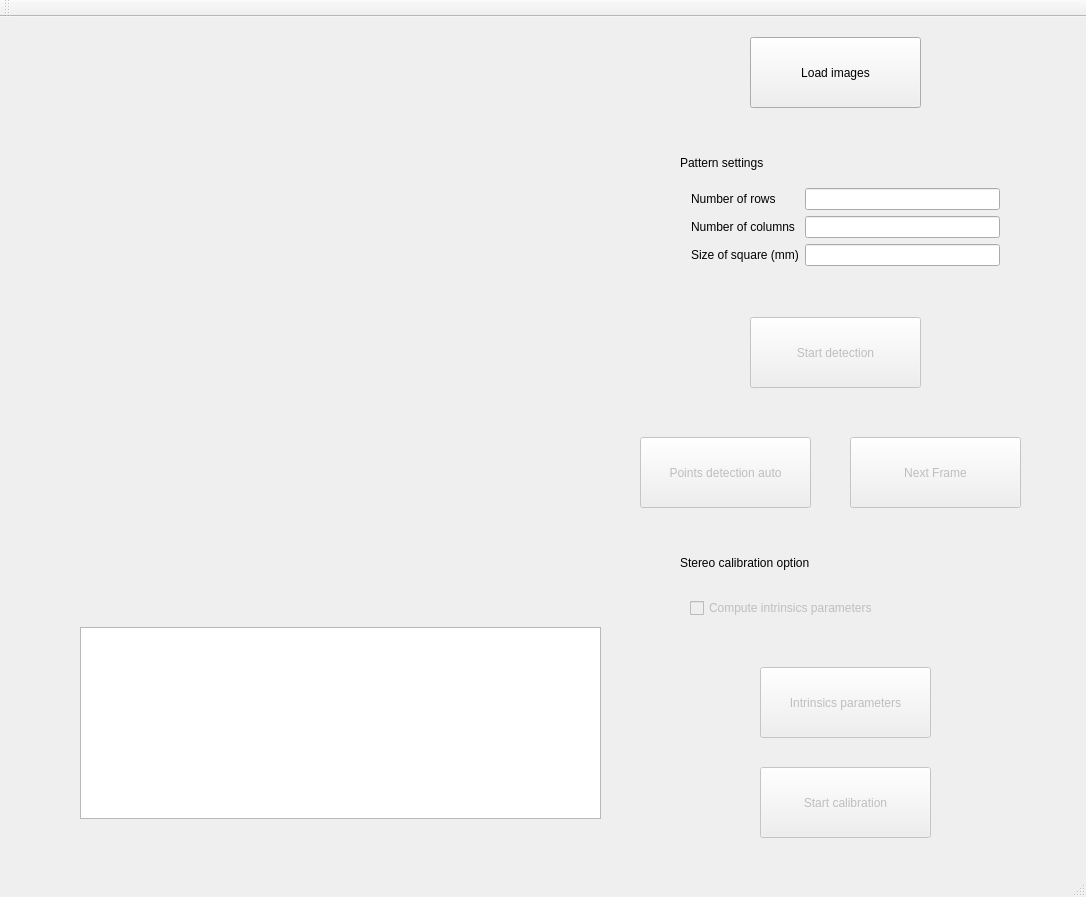
Above: StereoCalibration/stereocalibration.ui from shadimsaleh/StereoCalibration before the change. Below: the same form after it.
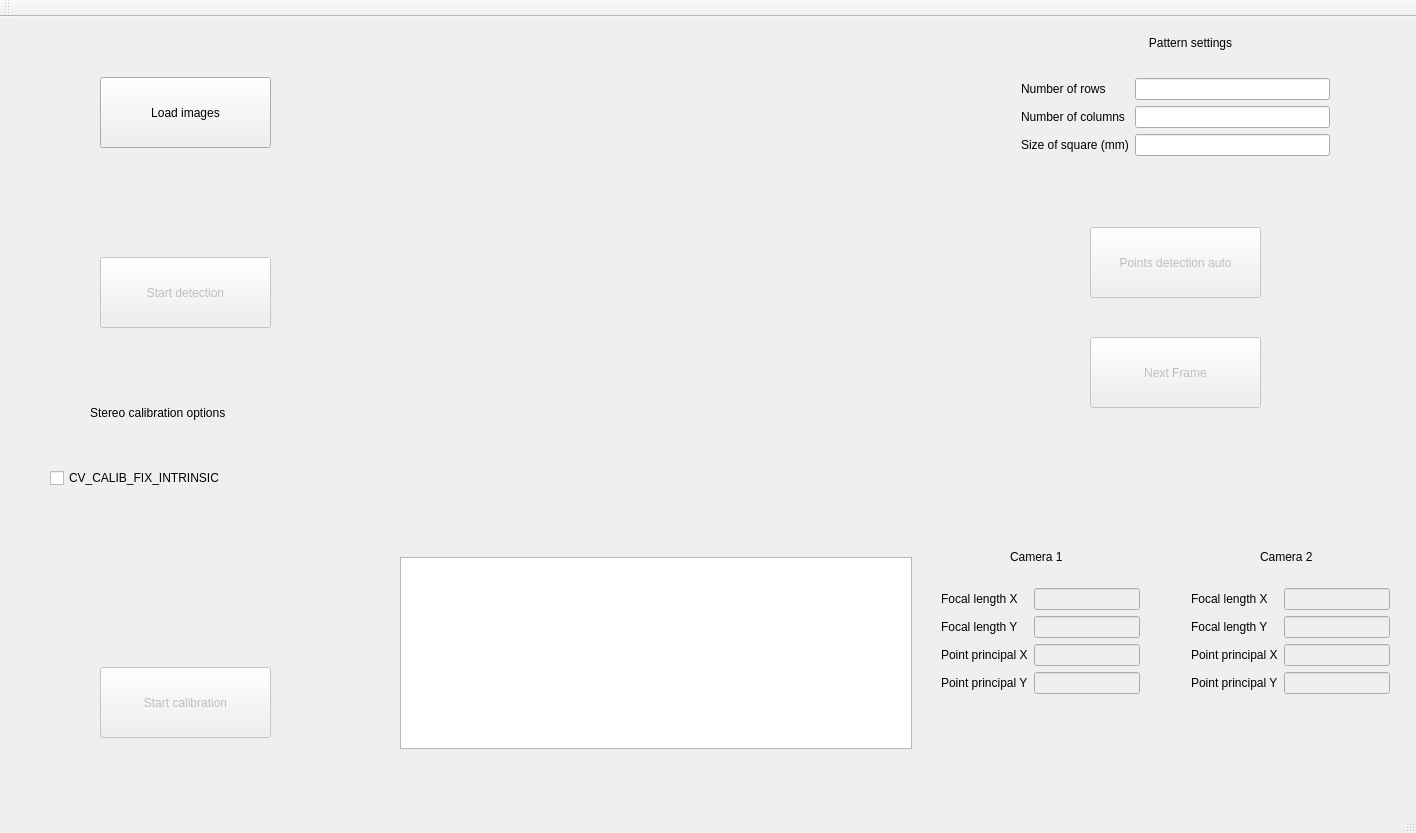
That is the form after the change.

Commit message:
Stéréo calibration faite
Mise en place de la stéréo calibration et des principaux boutons de l'UI

What changed in the file:
```diff
--- a/StereoCalibration/stereocalibration.ui
+++ b/StereoCalibration/stereocalibration.ui
@@ -6,8 +6,8 @@
    <rect>
     <x>0</x>
     <y>0</y>
-    <width>1086</width>
-    <height>897</height>
+    <width>1416</width>
+    <height>833</height>
    </rect>
   </property>
   <property name="windowTitle">
@@ -17,7 +17,7 @@
    <widget class="QLabel" name="displayLabel">
     <property name="geometry">
      <rect>
-      <x>80</x>
+      <x>400</x>
       <y>70</y>
       <width>512</width>
       <height>424</height>
@@ -36,8 +36,8 @@
     </property>
     <property name="geometry">
      <rect>
-      <x>850</x>
-      <y>420</y>
+      <x>1090</x>
+      <y>320</y>
       <width>171</width>
       <height>71</height>
      </rect>
@@ -49,9 +49,9 @@
    <widget class="QTextBrowser" name="textBrowserLog">
     <property name="geometry">
      <rect>
-      <x>80</x>
-      <y>610</y>
-      <width>521</width>
+      <x>400</x>
+      <y>540</y>
+      <width>512</width>
       <height>192</height>
      </rect>
     </property>
@@ -59,20 +59,20 @@
    <widget class="QWidget" name="formLayoutWidget">
     <property name="geometry">
      <rect>
-      <x>679</x>
-      <y>570</y>
+      <x>39</x>
+      <y>440</y>
       <width>334</width>
-      <height>81</height>
+      <height>141</height>
      </rect>
     </property>
     <layout class="QFormLayout" name="formLayout">
      <item row="0" column="0">
       <widget class="QCheckBox" name="checkBoxComputeIntrinsicsParameters">
        <property name="enabled">
-        <bool>false</bool>
+        <bool>true</bool>
        </property>
        <property name="text">
-        <string>Compute intrinsics parameters</string>
+        <string>CV_CALIB_FIX_INTRINSIC </string>
        </property>
       </widget>
      </item>
@@ -81,21 +81,21 @@
    <widget class="QLabel" name="label">
     <property name="geometry">
      <rect>
-      <x>680</x>
-      <y>530</y>
+      <x>90</x>
+      <y>380</y>
       <width>201</width>
       <height>31</height>
      </rect>
     </property>
     <property name="text">
-     <string>Stereo calibration option</string>
+     <string>Stereo calibration options</string>
     </property>
    </widget>
    <widget class="QPushButton" name="pushButtonLoadImages">
     <property name="geometry">
      <rect>
-      <x>750</x>
-      <y>20</y>
+      <x>100</x>
+      <y>60</y>
       <width>171</width>
       <height>71</height>
      </rect>
@@ -110,8 +110,8 @@
     </property>
     <property name="geometry">
      <rect>
-      <x>760</x>
-      <y>750</y>
+      <x>100</x>
+      <y>650</y>
       <width>171</width>
       <height>71</height>
      </rect>
@@ -123,8 +123,8 @@
    <widget class="QWidget" name="formLayoutWidget_2">
     <property name="geometry">
      <rect>
-      <x>680</x>
-      <y>160</y>
+      <x>1010</x>
+      <y>50</y>
       <width>331</width>
       <height>101</height>
      </rect>
@@ -177,8 +177,8 @@
    <widget class="QLabel" name="label_2">
     <property name="geometry">
      <rect>
-      <x>680</x>
-      <y>130</y>
+      <x>1090</x>
+      <y>10</y>
       <width>201</width>
       <height>31</height>
      </rect>
@@ -186,6 +186,9 @@
     <property name="text">
      <string>Pattern settings</string>
     </property>
+    <property name="alignment">
+     <set>Qt::AlignCenter</set>
+    </property>
    </widget>
    <widget class="QPushButton" name="pushButtonPointsDetection">
     <property name="enabled">
@@ -193,8 +196,8 @@
     </property>
     <property name="geometry">
      <rect>
-      <x>640</x>
-      <y>420</y>
+      <x>1090</x>
+      <y>210</y>
       <width>171</width>
       <height>71</height>
      </rect>
@@ -203,30 +206,14 @@
      <string>Points detection auto</string>
     </property>
    </widget>
-   <widget class="QPushButton" name="pushButtonIntrinsicsParameters">
-    <property name="enabled">
-     <bool>false</bool>
-    </property>
-    <property name="geometry">
-     <rect>
-      <x>760</x>
-      <y>650</y>
-      <width>171</width>
-      <height>71</height>
-     </rect>
-    </property>
-    <property name="text">
-     <string>Intrinsics parameters</string>
-    </property>
-   </widget>
    <widget class="QPushButton" name="pushButtonStartDetection">
     <property name="enabled">
      <bool>false</bool>
     </property>
     <property name="geometry">
      <rect>
-      <x>750</x>
-      <y>300</y>
+      <x>100</x>
+      <y>240</y>
       <width>171</width>
       <height>71</height>
      </rect>
@@ -235,6 +222,168 @@
      <string>Start detection</string>
     </property>
    </widget>
+   <widget class="QWidget" name="formLayoutWidget_3">
+    <property name="geometry">
+     <rect>
+      <x>930</x>
+      <y>560</y>
+      <width>221</width>
+      <height>141</height>
+     </rect>
+    </property>
+    <layout class="QFormLayout" name="formLayout_2">
+     <item row="0" column="0">
+      <widget class="QLabel" name="focalLengthXLabel">
+       <property name="text">
+        <string>Focal length X</string>
+       </property>
+      </widget>
+     </item>
+     <item row="0" column="1">
+      <widget class="QLineEdit" name="focalLengthXLineEdit">
+       <property name="enabled">
+        <bool>false</bool>
+       </property>
+      </widget>
+     </item>
+     <item row="1" column="0">
+      <widget class="QLabel" name="focalLengthYLabel">
+       <property name="text">
+        <string>Focal length Y</string>
+       </property>
+      </widget>
+     </item>
+     <item row="1" column="1">
+      <widget class="QLineEdit" name="focalLengthYLineEdit">
+       <property name="enabled">
+        <bool>false</bool>
+       </property>
+      </widget>
+     </item>
+     <item row="2" column="0">
+      <widget class="QLabel" name="pointPrincipalXLabel">
+       <property name="text">
+        <string>Point principal X</string>
+       </property>
+      </widget>
+     </item>
+     <item row="2" column="1">
+      <widget class="QLineEdit" name="pointPrincipalXLineEdit">
+       <property name="enabled">
+        <bool>false</bool>
+       </property>
+      </widget>
+     </item>
+     <item row="3" column="0">
+      <widget class="QLabel" name="pointPrincipalYLabel">
+       <property name="text">
+        <string>Point principal Y</string>
+       </property>
+      </widget>
+     </item>
+     <item row="3" column="1">
+      <widget class="QLineEdit" name="pointPrincipalYLineEdit">
+       <property name="enabled">
+        <bool>false</bool>
+       </property>
+      </widget>
+     </item>
+    </layout>
+   </widget>
+   <widget class="QWidget" name="formLayoutWidget_4">
+    <property name="geometry">
+     <rect>
+      <x>1180</x>
+      <y>560</y>
+      <width>221</width>
+      <height>141</height>
+     </rect>
+    </property>
+    <layout class="QFormLayout" name="formLayout_4">
+     <item row="0" column="0">
+      <widget class="QLabel" name="focalLengthXLabel_2">
+       <property name="text">
+        <string>Focal length X</string>
+       </property>
+      </widget>
+     </item>
+     <item row="0" column="1">
+      <widget class="QLineEdit" name="focalLengthXLineEdit_2">
+       <property name="enabled">
+        <bool>false</bool>
+       </property>
+      </widget>
+     </item>
+     <item row="1" column="0">
+      <widget class="QLabel" name="focalLengthYLabel_2">
+       <property name="text">
+        <string>Focal length Y</string>
+       </property>
+      </widget>
+     </item>
+     <item row="1" column="1">
+      <widget class="QLineEdit" name="focalLengthYLineEdit_2">
+       <property name="enabled">
+        <bool>false</bool>
+       </property>
+      </widget>
+     </item>
+     <item row="2" column="0">
+      <widget class="QLabel" name="pointPrincipalXLabel_2">
+       <property name="text">
+        <string>Point principal X</string>
+       </property>
+      </widget>
+     </item>
+     <item row="2" column="1">
+      <widget class="QLineEdit" name="pointPrincipalXLineEdit_2">
+       <property name="enabled">
+        <bool>false</bool>
+       </property>
+      </widget>
+     </item>
+     <item row="3" column="0">
+      <widget class="QLabel" name="pointPrincipalYLabel_2">
+       <property name="text">
+        <string>Point principal Y</string>
+       </property>
+      </widget>
+     </item>
+     <item row="3" column="1">
+      <widget class="QLineEdit" name="pointPrincipalYLineEdit_2">
+       <property name="enabled">
+        <bool>false</bool>
+       </property>
+      </widget>
+     </item>
+    </layout>
+   </widget>
+   <widget class="QLabel" name="label_3">
+    <property name="geometry">
+     <rect>
+      <x>1010</x>
+      <y>530</y>
+      <width>68</width>
+      <height>19</height>
+     </rect>
+    </property>
+    <property name="text">
+     <string>Camera 1</string>
+    </property>
+   </widget>
+   <widget class="QLabel" name="label_4">
+    <property name="geometry">
+     <rect>
+      <x>1260</x>
+      <y>530</y>
+      <width>68</width>
+      <height>19</height>
+     </rect>
+    </property>
+    <property name="text">
+     <string>Camera 2</string>
+    </property>
+   </widget>
   </widget>
   <widget class="QMenuBar" name="menuBar">
    <property name="geometry">
```
Left out of the diff: 2 changed lines with no effect on the pictures. The commit also changes 11 other files.
